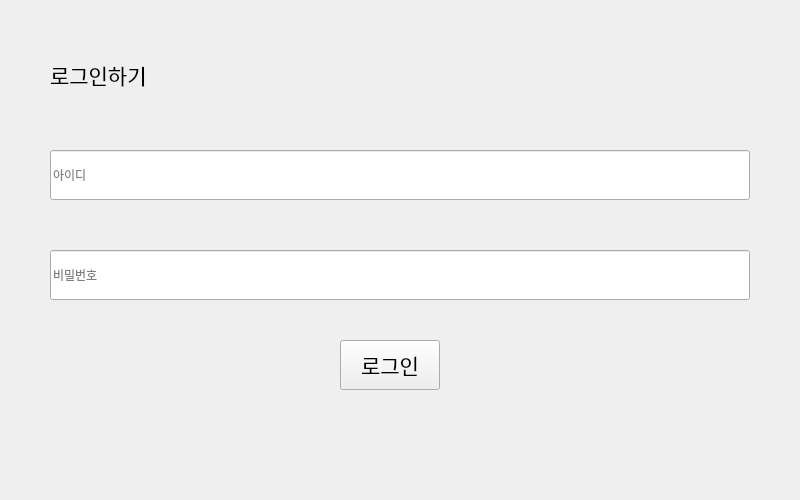
Above: ui/login-page.ui from Veda-Qt/project before the change. Below: the same form after it.
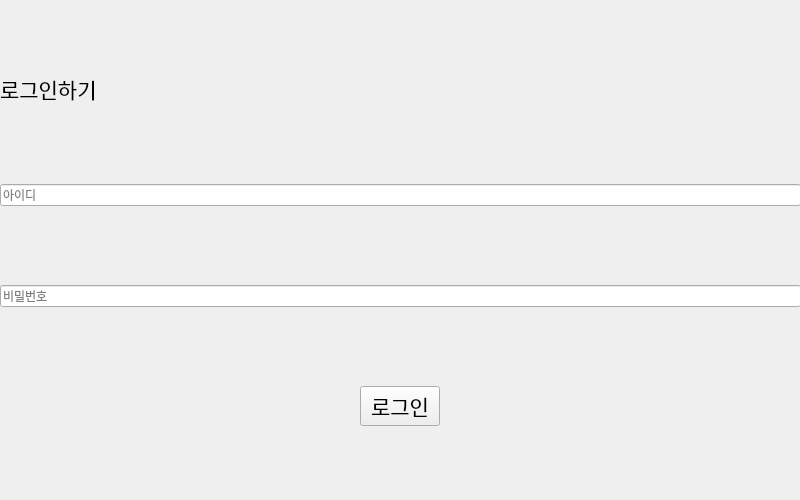
That is the form after the change.

Commit message: CLEANUP: modifed ui setting with vlayout

```diff
--- a/ui/login-page.ui
+++ b/ui/login-page.ui
@@ -13,14 +13,23 @@
   <property name="windowTitle">
    <string>Form</string>
   </property>
+  <widget class="QWidget" name="verticalLayoutWidget">
+   <property name="geometry">
+    <rect>
+     <x>0</x>
+     <y>0</y>
+     <width>801</width>
+     <height>501</height>
+    </rect>
+   </property>
+   <layout class="QVBoxLayout" name="vlay0">
+    <item>
   <widget class="QLabel" name="lbl_login">
-   <property name="geometry">
-    <rect>
-     <x>50</x>
-     <y>50</y>
-     <width>200</width>
-     <height>50</height>
-    </rect>
+      <property name="sizePolicy">
+       <sizepolicy hsizetype="Preferred" vsizetype="Maximum">
+        <horstretch>0</horstretch>
+        <verstretch>0</verstretch>
+       </sizepolicy>
    </property>
    <property name="font">
     <font>
@@ -31,49 +40,46 @@
     <string>로그인하기</string>
    </property>
   </widget>
+    </item>
+    <item>
   <widget class="QLineEdit" name="ledit_id">
-   <property name="geometry">
-    <rect>
-     <x>50</x>
-     <y>150</y>
-     <width>700</width>
-     <height>50</height>
-    </rect>
-   </property>
    <property name="placeholderText">
     <string>아이디</string>
    </property>
   </widget>
+    </item>
+    <item>
   <widget class="QLineEdit" name="ledit_pw">
-   <property name="geometry">
-    <rect>
-     <x>50</x>
-     <y>250</y>
-     <width>700</width>
-     <height>50</height>
-    </rect>
-   </property>
    <property name="placeholderText">
     <string>비밀번호</string>
    </property>
   </widget>
+    </item>
+    <item alignment="Qt::AlignmentFlag::AlignHCenter">
   <widget class="QPushButton" name="btn_login">
-   <property name="geometry">
-    <rect>
-     <x>340</x>
-     <y>340</y>
-     <width>100</width>
-     <height>50</height>
-    </rect>
+      <property name="sizePolicy">
+       <sizepolicy hsizetype="Maximum" vsizetype="Fixed">
+        <horstretch>0</horstretch>
+        <verstretch>0</verstretch>
+       </sizepolicy>
    </property>
    <property name="font">
     <font>
      <pointsize>16</pointsize>
     </font>
    </property>
+      <property name="layoutDirection">
+       <enum>Qt::LayoutDirection::LeftToRight</enum>
+      </property>
+      <property name="autoFillBackground">
+       <bool>false</bool>
+      </property>
    <property name="text">
     <string>로그인</string>
    </property>
+     </widget>
+    </item>
+   </layout>
   </widget>
  </widget>
  <resources/>
```
Lines whose indentation alone changed are shown as unchanged.
